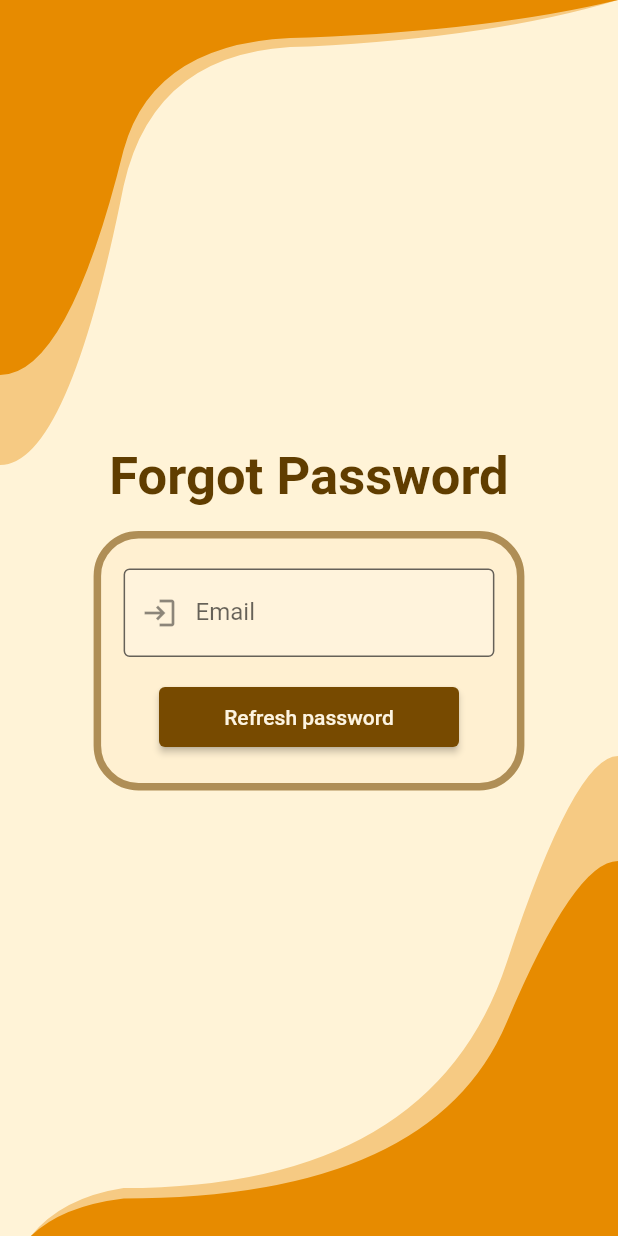
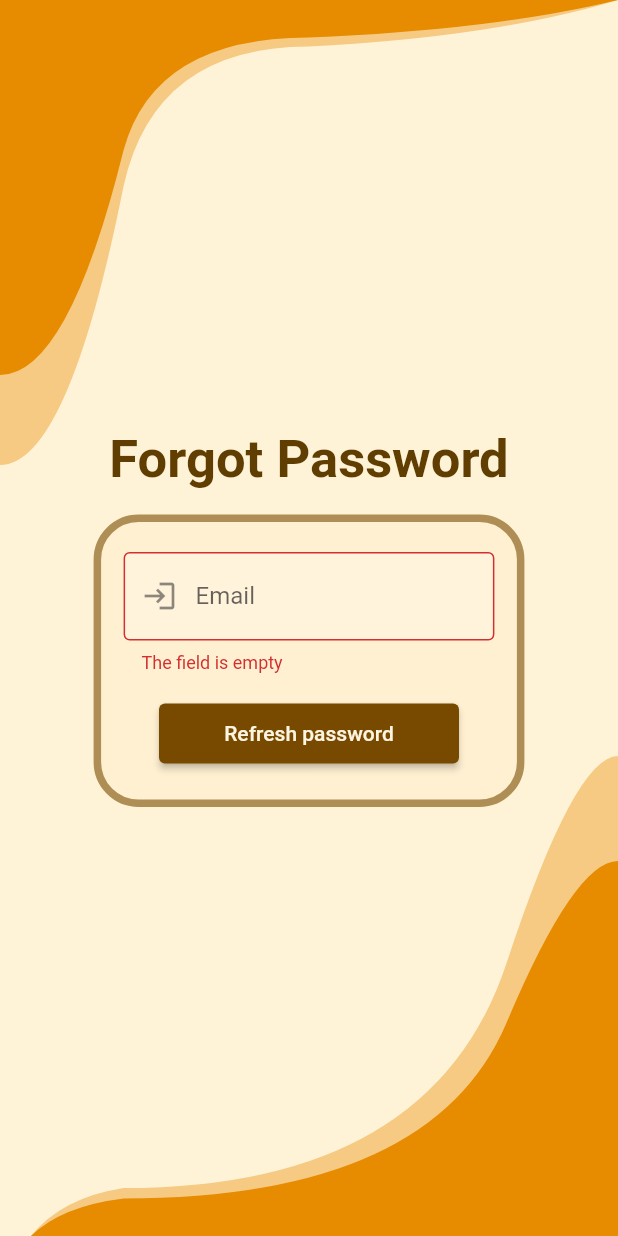
Before and after one commit to makjac/Flutter_HotelMotel_App, a Flutter app: the ForgotPasswordPage screen opened by its route, after a tap on "Refresh password", on a phone screen of 412 x 824 dp. Run offline on Flutter 3.47's test engine with Material 2 defaults, Android fonts, the phone set to English and light mode, and no system bars; our stand-ins replace bloc, firebase_auth, firebase_core, flutter_bloc; accounts and stored records are empty.

Commit message:
forgot password page

```diff
--- a/lib/screens/forgot_password/Fotgot_password_form.dart
+++ b/lib/screens/forgot_password/Fotgot_password_form.dart
@@ -1,16 +1,25 @@
 // ignore_for_file: no_leading_underscores_for_local_identifiers
 
 import 'package:flutter/material.dart';
+import 'package:flutter_bloc/flutter_bloc.dart';
+import 'package:hotel_motel/bloc/auth_bloc.dart';
 import 'package:hotel_motel/theme/design_system.dart';
 import 'package:hotel_motel/widgets/TextFormFields/email_text_field.dart';
 
 class ForgotPasswordForm extends StatelessWidget {
-  const ForgotPasswordForm({Key? key}) : super(key: key);
+  final emailController = TextEditingController();
+  final _formKey = GlobalKey<FormState>();
+
+  ForgotPasswordForm({Key? key}) : super(key: key);
 
   @override
   Widget build(BuildContext context) {
-    final emailController = TextEditingController();
-    final _formKey = GlobalKey<FormState>();
+    void _onSignIn(String email) {
+      if (_formKey.currentState!.validate()) {
+        BlocProvider.of<AuthBloc>(context)
+            .add(ForgotPasswdRequest(email: email));
+      }
+    }
 
     return Form(
       key: _formKey,
@@ -19,7 +28,7 @@ class ForgotPasswordForm extends StatelessWidget {
           EmailTextField(emailController: emailController),
           const SizedBox(height: Insets.s),
           ElevatedButton(
-            onPressed: () {},
+            onPressed: () => _onSignIn(emailController.text),
             style: ElevatedButton.styleFrom(
               primary: InsetsColors.eButBackgroundColor,
               fixedSize: const Size(200, 40),
--- a/lib/screens/forgot_password/forgot_password_page.dart
+++ b/lib/screens/forgot_password/forgot_password_page.dart
@@ -1,4 +1,8 @@
 import 'package:flutter/material.dart';
+import 'package:flutter_bloc/flutter_bloc.dart';
+import 'package:hotel_motel/bloc/auth_bloc.dart';
+import 'package:hotel_motel/constans/route_name_constans.dart';
+import 'package:hotel_motel/data/repository/auth_repository.dart';
 import 'package:hotel_motel/screens/forgot_password/fotgot_password_form.dart';
 import 'package:hotel_motel/theme/design_system.dart';
 import 'package:hotel_motel/widgets/Screens_templates/auth_screen_template.dart';
@@ -11,12 +15,48 @@ class ForgotPasswordPage extends StatefulWidget {
 }
 
 class _ForgotPasswordPageState extends State<ForgotPasswordPage> {
+  late AuthBloc _authBloc;
+
+  @override
+  void initState() {
+    super.initState();
+    _authBloc = AuthBloc(repository: AuthRepository());
+  }
+
+  @override
+  void deactivate() {
+    _authBloc.close();
+    super.deactivate();
+  }
+
+  @override
+  void dispose() {
+    _authBloc.close();
+    super.dispose();
+  }
+
   @override
   Widget build(BuildContext context) {
-    return const Scaffold(
-      backgroundColor: InsetsColors.backgroundColor,
-      body: AuthScreenTemplate(
-          header: "Forgot Password", form: ForgotPasswordForm()),
+    return BlocProvider(
+      create: (context) => _authBloc,
+      child: Scaffold(
+        backgroundColor: InsetsColors.backgroundColor,
+        body: BlocListener<AuthBloc, AuthState>(
+          listener: (ctx, state) {
+            if (state is ResetPasswdEmailSend) {
+              Navigator.pushNamedAndRemoveUntil(
+                  context, AppRoute.LOGIN_ROUTE, (route) => false);
+            }
+            if (state is AuthError) {
+              ScaffoldMessenger.of(context).showSnackBar(SnackBar(
+                content: Text(state.error),
+              ));
+            }
+          },
+          child: AuthScreenTemplate(
+              header: "Forgot Password", form: ForgotPasswordForm()),
+        ),
+      ),
     );
   }
 }
```
